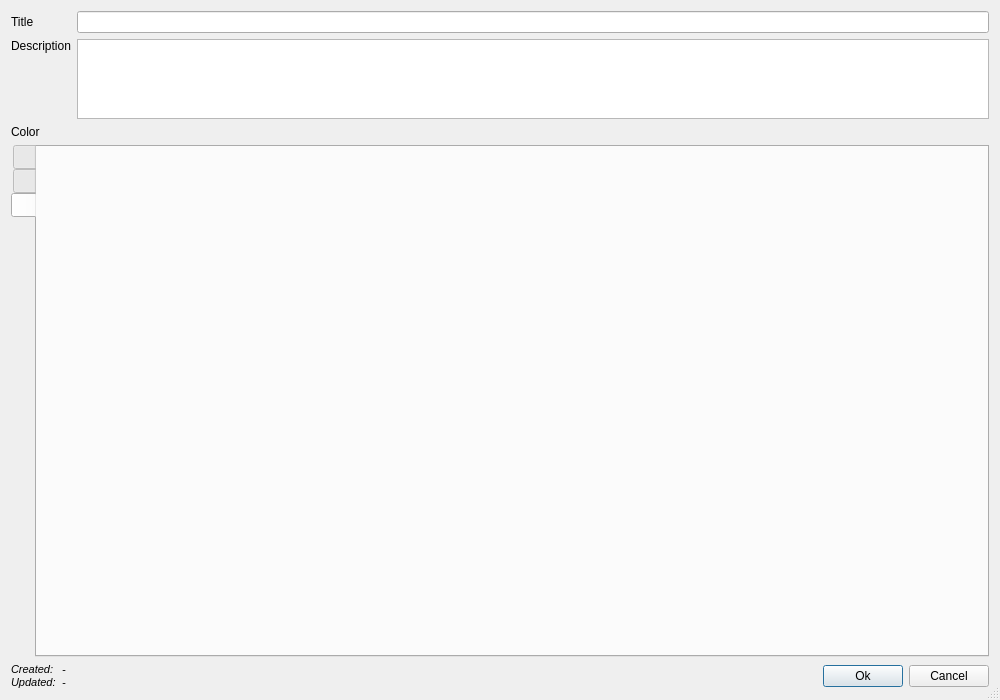
First picture: the form in bulinotes/bulinotes/bn/resources/bnnoteeditor.ui, repository Grum999/BuliNotes, before the edit.
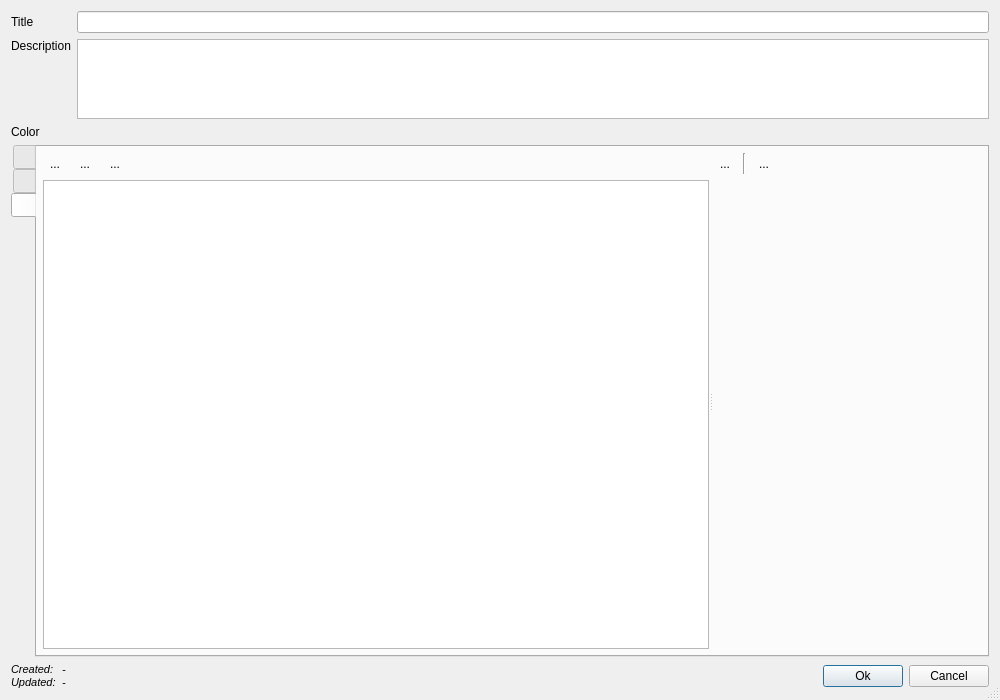
Second picture: the form after the edit. Icons and pictures are not drawn. Custom widgets are drawn as their Qt base class.

Commit message:
Implement brushes notes
. create modules&classes for brushes management
-- module bnbrush provide Brushes classes
-- module bnwbrushes provide Brushes widgets classes
. update bnnote to take in account brushes notes
-- export/import format
-- user interfaces
. move BNNotePostIt class to dedicated module bnnote_postit

. update pktk utils library (function to strip html tags)
. update pktk bytesrw module
-- fix bugs
-- implements additional Str R/W methods
. implement pktk iconsizes module
. fix pktk wtoolbox class (manage standard color index)

The edit to the form file:
```diff
--- a/bulinotes/bulinotes/bn/resources/bnnoteeditor.ui
+++ b/bulinotes/bulinotes/bn/resources/bnnoteeditor.ui
@@ -482,6 +482,306 @@
       <attribute name="toolTip">
        <string>Brushes note</string>
       </attribute>
+      <layout class="QVBoxLayout" name="verticalLayout_3">
+       <property name="leftMargin">
+        <number>6</number>
+       </property>
+       <property name="topMargin">
+        <number>6</number>
+       </property>
+       <property name="rightMargin">
+        <number>6</number>
+       </property>
+       <property name="bottomMargin">
+        <number>6</number>
+       </property>
+       <item>
+        <widget class="QWidget" name="widget" native="true">
+         <layout class="QVBoxLayout" name="verticalLayout_6">
+          <property name="leftMargin">
+           <number>0</number>
+          </property>
+          <property name="topMargin">
+           <number>0</number>
+          </property>
+          <property name="rightMargin">
+           <number>0</number>
+          </property>
+          <property name="bottomMargin">
+           <number>0</number>
+          </property>
+          <item>
+           <widget class="QSplitter" name="splitter">
+            <property name="orientation">
+             <enum>Qt::Horizontal</enum>
+            </property>
+            <widget class="QWidget" name="widget_4" native="true">
+             <layout class="QVBoxLayout" name="verticalLayout_4">
+              <property name="leftMargin">
+               <number>0</number>
+              </property>
+              <property name="topMargin">
+               <number>0</number>
+              </property>
+              <property name="rightMargin">
+               <number>0</number>
+              </property>
+              <property name="bottomMargin">
+               <number>0</number>
+              </property>
+              <item>
+               <widget class="QWidget" name="widget_3" native="true">
+                <property name="sizePolicy">
+                 <sizepolicy hsizetype="Preferred" vsizetype="Maximum">
+                  <horstretch>0</horstretch>
+                  <verstretch>0</verstretch>
+                 </sizepolicy>
+                </property>
+                <property name="maximumSize">
+                 <size>
+                  <width>16777215</width>
+                  <height>16777215</height>
+                 </size>
+                </property>
+                <layout class="QHBoxLayout" name="horizontalLayout_4">
+                 <property name="leftMargin">
+                  <number>0</number>
+                 </property>
+                 <property name="topMargin">
+                  <number>0</number>
+                 </property>
+                 <property name="rightMargin">
+                  <number>0</number>
+                 </property>
+                 <property name="bottomMargin">
+                  <number>0</number>
+                 </property>
+                 <item>
+                  <widget class="QToolButton" name="tbBrushAdd">
+                   <property name="acceptDrops">
+                    <bool>false</bool>
+                   </property>
+                   <property name="toolTip">
+                    <string>Add brush</string>
+                   </property>
+                   <property name="text">
+                    <string>...</string>
+                   </property>
+                   <property name="icon">
+                    <iconset resource="dark_icons.qrc">
+                     <normaloff>:/images/btBrushAdd</normaloff>
+                     <disabledoff>:/images_d/btBrushAdd</disabledoff>:/images/btBrushAdd</iconset>
+                   </property>
+                   <property name="autoRaise">
+                    <bool>true</bool>
+                   </property>
+                  </widget>
+                 </item>
+                 <item>
+                  <widget class="QToolButton" name="tbBrushEdit">
+                   <property name="toolTip">
+                    <string>Edit brush description</string>
+                   </property>
+                   <property name="text">
+                    <string>...</string>
+                   </property>
+                   <property name="icon">
+                    <iconset resource="dark_icons.qrc">
+                     <normaloff>:/images/btBrushEdit</normaloff>
+                     <disabledoff>:/images_d/btBrushEdit</disabledoff>:/images/btBrushEdit</iconset>
+                   </property>
+                   <property name="autoRaise">
+                    <bool>true</bool>
+                   </property>
+                  </widget>
+                 </item>
+                 <item>
+                  <widget class="QToolButton" name="tbBrushDelete">
+                   <property name="toolTip">
+                    <string>Remove brush</string>
+                   </property>
+                   <property name="text">
+                    <string>...</string>
+                   </property>
+                   <property name="icon">
+                    <iconset resource="dark_icons.qrc">
+                     <normaloff>:/images/btBrushDel</normaloff>
+                     <disabledoff>:/images_d/btBrushDel</disabledoff>:/images/btBrushDel</iconset>
+                   </property>
+                   <property name="autoRaise">
+                    <bool>true</bool>
+                   </property>
+                  </widget>
+                 </item>
+                 <item>
+                  <spacer name="horizontalSpacer_3">
+                   <property name="orientation">
+                    <enum>Qt::Horizontal</enum>
+                   </property>
+                   <property name="sizeHint" stdset="0">
+                    <size>
+                     <width>40</width>
+                     <height>20</height>
+                    </size>
+                   </property>
+                  </spacer>
+                 </item>
+                </layout>
+               </widget>
+              </item>
+              <item>
+               <widget class="BNWBrushes" name="tvBrushes">
+                <property name="editTriggers">
+                 <set>QAbstractItemView::NoEditTriggers</set>
+                </property>
+                <property name="verticalScrollMode">
+                 <enum>QAbstractItemView::ScrollPerPixel</enum>
+                </property>
+                <property name="indentation">
+                 <number>0</number>
+                </property>
+                <property name="rootIsDecorated">
+                 <bool>false</bool>
+                </property>
+                <property name="itemsExpandable">
+                 <bool>false</bool>
+                </property>
+                <property name="allColumnsShowFocus">
+                 <bool>true</bool>
+                </property>
+                <property name="expandsOnDoubleClick">
+                 <bool>false</bool>
+                </property>
+               </widget>
+              </item>
+             </layout>
+            </widget>
+            <widget class="QWidget" name="widget_5" native="true">
+             <property name="minimumSize">
+              <size>
+               <width>200</width>
+               <height>200</height>
+              </size>
+             </property>
+             <layout class="QVBoxLayout" name="verticalLayout_5">
+              <property name="leftMargin">
+               <number>0</number>
+              </property>
+              <property name="topMargin">
+               <number>0</number>
+              </property>
+              <property name="rightMargin">
+               <number>0</number>
+              </property>
+              <property name="bottomMargin">
+               <number>0</number>
+              </property>
+              <item>
+               <widget class="QWidget" name="widget_6" native="true">
+                <property name="sizePolicy">
+                 <sizepolicy hsizetype="Preferred" vsizetype="Maximum">
+                  <horstretch>0</horstretch>
+                  <verstretch>0</verstretch>
+                 </sizepolicy>
+                </property>
+                <layout class="QHBoxLayout" name="horizontalLayout_3">
+                 <property name="leftMargin">
+                  <number>0</number>
+                 </property>
+                 <property name="topMargin">
+                  <number>0</number>
+                 </property>
+                 <property name="rightMargin">
+                  <number>0</number>
+                 </property>
+                 <property name="bottomMargin">
+                  <number>0</number>
+                 </property>
+                 <item>
+                  <widget class="QToolButton" name="tbBrushScratchpadColor">
+                   <property name="toolTip">
+                    <string>Testing brush color</string>
+                   </property>
+                   <property name="text">
+                    <string>...</string>
+                   </property>
+                   <property name="icon">
+                    <iconset theme="gtk-color-picker"/>
+                   </property>
+                   <property name="popupMode">
+                    <enum>QToolButton::InstantPopup</enum>
+                   </property>
+                   <property name="autoRaise">
+                    <bool>true</bool>
+                   </property>
+                  </widget>
+                 </item>
+                 <item>
+                  <widget class="Line" name="line_2">
+                   <property name="orientation">
+                    <enum>Qt::Vertical</enum>
+                   </property>
+                  </widget>
+                 </item>
+                 <item>
+                  <widget class="QToolButton" name="tbBrushScratchpadClear">
+                   <property name="toolTip">
+                    <string>Clear testing brush scratchpad</string>
+                   </property>
+                   <property name="text">
+                    <string>...</string>
+                   </property>
+                   <property name="icon">
+                    <iconset theme="edit-clear-all">
+                     <normaloff>../../../../../../../../../../../../.designer/backup</normaloff>../../../../../../../../../../../../.designer/backup</iconset>
+                   </property>
+                   <property name="autoRaise">
+                    <bool>true</bool>
+                   </property>
+                  </widget>
+                 </item>
+                 <item>
+                  <spacer name="horizontalSpacer_4">
+                   <property name="orientation">
+                    <enum>Qt::Horizontal</enum>
+                   </property>
+                   <property name="sizeHint" stdset="0">
+                    <size>
+                     <width>40</width>
+                     <height>20</height>
+                    </size>
+                   </property>
+                  </spacer>
+                 </item>
+                </layout>
+               </widget>
+              </item>
+              <item>
+               <widget class="QWidget" name="wBrushScratchpad" native="true">
+                <layout class="QVBoxLayout" name="verticalLayout_7">
+                 <property name="leftMargin">
+                  <number>0</number>
+                 </property>
+                 <property name="topMargin">
+                  <number>0</number>
+                 </property>
+                 <property name="rightMargin">
+                  <number>0</number>
+                 </property>
+                 <property name="bottomMargin">
+                  <number>0</number>
+                 </property>
+                </layout>
+               </widget>
+              </item>
+             </layout>
+            </widget>
+           </widget>
+          </item>
+         </layout>
+        </widget>
+       </item>
+      </layout>
      </widget>
     </widget>
    </item>
@@ -510,6 +810,11 @@
    <header>bulinotes.pktk.widgets.wstandardcolorselector</header>
    <container>1</container>
   </customwidget>
+  <customwidget>
+   <class>BNWBrushes</class>
+   <extends>QTreeView</extends>
+   <header>bulinotes.bn.bnwbrushes</header>
+  </customwidget>
  </customwidgets>
  <resources>
   <include location="dark_icons.qrc"/>
```
Left out of the diff: 69 changed lines with no effect on the pictures. The commit also changes 26 other files.
